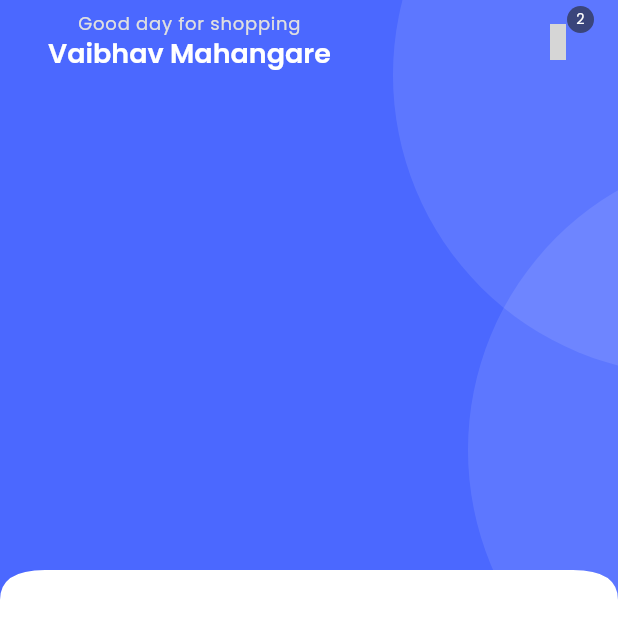
After one commit to vaibhavmahangare/shop_ease, a Flutter app: the HomeScreen screen opened directly, on a phone screen of 412 x 824 dp. The commit adds this screen. Shown: the top 638 px of the screen. Run offline on Flutter 3.47's test engine with Material 3 defaults, Android fonts, the phone set to English and light mode, and no system bars; our stand-ins replace connectivity_plus, get, get_storage, iconsax, logger, smooth_page_indicator; accounts and stored records are empty; project files that could hold a hidden picture were left out; grey boxes are pictures that could not be loaded.

Commit message:
homescreen and appbar

```diff
--- /dev/null
+++ b/lib/common/widgets/appbar/appbar.dart
@@ -0,0 +1,47 @@
+import 'package:flutter/material.dart';
+import 'package:get/get.dart';
+import 'package:get/get_core/src/get_main.dart';
+import 'package:iconsax/iconsax.dart';
+import 'package:shop_ease/utils/device/device_utility.dart';
+
+import '../../../utils/constants/sizes.dart';
+
+class TAppBar extends StatelessWidget implements PreferredSizeWidget {
+  const TAppBar({
+    super.key,
+    this.title,
+    this.actions,
+    this.leadingIcon,
+    this.leadingOnPressed,
+    this.showBackArrow=false,
+
+  });
+
+  final Widget? title;
+  final bool showBackArrow;
+  final IconData? leadingIcon;
+  final List<Widget>? actions;
+  final VoidCallback? leadingOnPressed;
+
+
+
+  @override
+  Widget build(BuildContext context) {
+    return  Padding(
+        padding: EdgeInsets.symmetric(horizontal: TSizes.md),
+        child: AppBar(
+          automaticallyImplyLeading: false,
+          leading: showBackArrow
+              ? IconButton(onPressed: ()=>Get.back(), icon: const Icon(Iconsax.arrow_left))
+              :leadingIcon != null? IconButton(onPressed: leadingOnPressed, icon: Icon(leadingIcon)):null,
+          title:title ,
+          actions:actions,
+        ),
+    );
+
+  }
+
+  @override
+  // TODO: implement preferredSize
+  Size get preferredSize => Size.fromHeight(TDeviceUtils.getAppBarHeight());
+}
--- /dev/null
+++ b/lib/common/widgets/custom_shapes/containers/circular_container.dart
@@ -0,0 +1,36 @@
+import 'package:flutter/cupertino.dart';
+
+import '../../../../utils/constants/colors.dart';
+
+class TCircularContainer extends StatelessWidget {
+  const TCircularContainer({
+    super.key,
+    this.child,
+    this.width=400,
+    this.height=400,
+    this.radius=400,
+    this.padding=0,
+    this.backgroundColor=TColors.white,
+  });
+
+  final double? width;
+  final double? height;
+  final double radius;
+  final double padding;
+  final Widget? child;
+  final Color backgroundColor;
+  @override
+  Widget build(BuildContext context) {
+    return Container(
+      width: width,
+      height: height,
+      padding: EdgeInsets.all(padding),
+      decoration: BoxDecoration(
+        borderRadius:BorderRadius.circular(radius) ,
+        color:backgroundColor,
+
+      ),
+      child: child,
+    );
+  }
+}
--- /dev/null
+++ b/lib/common/widgets/custom_shapes/containers/primary_header_container.dart
@@ -0,0 +1,34 @@
+
+import 'package:flutter/cupertino.dart';
+
+import '../../../../utils/constants/colors.dart';
+import '../curved_edges/curved_edges_widget.dart';
+import 'circular_container.dart';
+
+class TPrimaryHeaderContainer extends StatelessWidget {
+  const TPrimaryHeaderContainer({
+    super.key, required this.child,
+  });
+
+  final Widget child;
+
+  @override
+  Widget build(BuildContext context) {
+    return TCurvedEdgeWidget(
+      child: Container(
+        color: TColors.primary,
+        padding: const EdgeInsets.all(0),
+        child:  SizedBox(
+          height: 400,
+          child: Stack(
+            children: [
+              Positioned(top:-150,right: -250 ,child: TCircularContainer(backgroundColor: TColors.textWhite.withOpacity(0.1),)),
+              Positioned(top:100,right: -300 ,child: TCircularContainer(backgroundColor: TColors.textWhite.withOpacity(0.1),)),
+              child,
+            ],
+          ),
+        ),
+      ),
+    );
+  }
+}
--- /dev/null
+++ b/lib/common/widgets/custom_shapes/curved_edges/curved_edges.dart
@@ -0,0 +1,35 @@
+import 'package:flutter/material.dart';
+
+class TCustomCurvedEdges extends CustomClipper<Path>{
+  @override
+  Path getClip(Size size)
+  {
+    //TODO implement getClip
+    var path=Path();
+    path.lineTo(0, size.height);
+
+    final firstCurve =Offset(0,size.height-20);
+    final lastCurve =Offset(30,size.height-20);
+    path.quadraticBezierTo(firstCurve.dx, firstCurve.dy, lastCurve.dx, lastCurve.dy);
+
+    final secondFirstCurve =Offset(0,size.height-20);
+    final secondLastCurve =Offset(size.width-30,size.height-20);
+    path.quadraticBezierTo(secondFirstCurve.dx, secondFirstCurve.dy, secondLastCurve.dx, secondLastCurve.dy);
+
+    final thirdFirstCurve =Offset(size.width,size.height-20);
+    final thirdLastCurve =Offset(size.width,size.height);
+    path.quadraticBezierTo(thirdFirstCurve.dx, thirdFirstCurve.dy, thirdLastCurve.dx, thirdLastCurve.dy);
+
+
+    path.lineTo(size.width, 0);
+    path.close();
+    return path;
+  }
+
+
+  @override
+  bool shouldReclip(covariant CustomClipper<Path> oldClipper) {
+    return true;
+  }
+
+}
--- /dev/null
+++ b/lib/common/widgets/custom_shapes/curved_edges/curved_edges_widget.dart
@@ -0,0 +1,19 @@
+import 'package:flutter/cupertino.dart';
+
+import 'curved_edges.dart';
+
+class TCurvedEdgeWidget extends StatelessWidget {
+  const TCurvedEdgeWidget({
+    super.key,this.child,
+  });
+
+  final Widget? child;
+
+  @override
+  Widget build(BuildContext context) {
+    return ClipPath(
+      clipper: TCustomCurvedEdges(),
+      child:child,
+    );
+  }
+}
--- /dev/null
+++ b/lib/common/widgets/products/cart/cart_menu_icon.dart
@@ -0,0 +1,37 @@
+import 'package:flutter/cupertino.dart';
+import 'package:flutter/material.dart';
+import 'package:iconsax/iconsax.dart';
+
+import '../../../../utils/constants/colors.dart';
+
+class TCartCounterIcon extends StatelessWidget {
+  const TCartCounterIcon({
+    super.key, required this.onPressed, required this.iconColor,
+  });
+
+  final VoidCallback onPressed;
+  final Color iconColor;
+
+  @override
+  Widget build(BuildContext context) {
+    return Stack(
+      children: [
+        IconButton(onPressed: (){},icon:Icon(Iconsax.shopping_bag,color: iconColor,),),
+        Positioned(
+          right: 0,
+          child: Container(
+            width: 18,
+            height: 18,
+            decoration: BoxDecoration(
+              color: TColors.black.withOpacity(0.6),
+              borderRadius: BorderRadius.circular(100),
+            ),
+            child: Center(
+              child: Text('2',style: Theme.of(context).textTheme.labelLarge!.apply(color: TColors.white,fontSizeFactor: 0.8),),),
+
+          ),
+        ),
+      ],
+    );
+  }
+}
--- a/lib/features/authentication/screens/login/widgets/login_form.dart
+++ b/lib/features/authentication/screens/login/widgets/login_form.dart
@@ -6,6 +6,7 @@
 import 'package:shop_ease/features/authentication/screens/password_configuration/forgot_password.dart';
 import 'package:shop_ease/features/authentication/screens/signup/signup.dart';
 
+import '../../../../../navigation_menu.dart';
 import '../../../../../utils/constants/sizes.dart';
 import '../../../../../utils/constants/text_strings.dart';
 
@@ -57,7 +58,7 @@
               const SizedBox(height: TSizes.spaceBtwSections,),
 
               ///Signin button
-              SizedBox(width:double.infinity,child: ElevatedButton(onPressed: (){}, child: Text(TTexts.signIn))),
+              SizedBox(width:double.infinity,child: ElevatedButton(onPressed: ()=>Get.to(()=>const NavigationMenu()), child: Text(TTexts.signIn))),
               const SizedBox(height: TSizes.spaceBtwItems,),
               ///create account button
               SizedBox(width:double.infinity,child: OutlinedButton(onPressed: ()=> Get.to(()=>const SignupScreen()), child: Text(TTexts.createAccount))),
--- /dev/null
+++ b/lib/features/shop/screens/home/home.dart
@@ -0,0 +1,39 @@
+import 'package:flutter/cupertino.dart';
+import 'package:flutter/material.dart';
+import 'package:flutter/widgets.dart';
+import 'package:iconsax/iconsax.dart';
+import 'package:shop_ease/common/widgets/custom_shapes/curved_edges/curved_edges.dart';
+import 'package:shop_ease/features/shop/screens/home/widgets/home_appbar.dart';
+
+import '../../../../common/widgets/appbar/appbar.dart';
+import '../../../../common/widgets/custom_shapes/containers/circular_container.dart';
+import '../../../../common/widgets/custom_shapes/containers/primary_header_container.dart';
+import '../../../../common/widgets/custom_shapes/curved_edges/curved_edges_widget.dart';
+import '../../../../common/widgets/products/cart/cart_menu_icon.dart';
+import '../../../../utils/constants/colors.dart';
+import '../../../../utils/constants/text_strings.dart';
+
+class HomeScreen extends StatelessWidget {
+  const HomeScreen({super.key});
+
+  @override
+  Widget build(BuildContext context) {
+    return   const Scaffold(
+      body:SingleChildScrollView(
+
+        child: Column(
+          children: [
+            TPrimaryHeaderContainer(
+            child:Column(
+              children:[
+                THomeAppBar()
+            ],
+            ),
+
+            ),
+          ],
+        ),
+      ),
+    );
+  }
+}
--- /dev/null
+++ b/lib/features/shop/screens/home/widgets/home_appbar.dart
@@ -0,0 +1,28 @@
+import 'package:flutter/cupertino.dart';
+import 'package:flutter/material.dart';
+
+import '../../../../../common/widgets/appbar/appbar.dart';
+import '../../../../../common/widgets/products/cart/cart_menu_icon.dart';
+import '../../../../../utils/constants/colors.dart';
+import '../../../../../utils/constants/text_strings.dart';
+
+class THomeAppBar extends StatelessWidget {
+  const THomeAppBar({
+    super.key,
+  });
+
+  @override
+  Widget build(BuildContext context) {
+    return TAppBar(
+      title: Column(
+        children: [
+          Text(TTexts.homeAppbarTitle,style: Theme.of(context).textTheme.labelMedium!.apply(color: TColors.grey),),
+          Text(TTexts.homeAppbarSubTitle,style: Theme.of(context).textTheme.headlineSmall!.apply(color: TColors.white),),
+        ],
+      ),
+      actions: [
+        TCartCounterIcon(onPressed: (){},iconColor: TColors.white,),
+      ],
+    );
+  }
+}
--- /dev/null
+++ b/lib/navigation_menu.dart
@@ -0,0 +1,44 @@
+import 'package:flutter/cupertino.dart';
+import 'package:flutter/material.dart';
+import 'package:get/get.dart';
+import 'package:iconsax/iconsax.dart';
+import 'package:shop_ease/features/shop/screens/home/home.dart';
+import 'package:shop_ease/utils/constants/colors.dart';
+import 'package:shop_ease/utils/helpers/helper_functions.dart';
+
+class NavigationMenu extends StatelessWidget {
+  const NavigationMenu({super.key});
+
+  @override
+  Widget build(BuildContext context) {
+
+    final controller =Get.put(NavigationController());
+    final dark = THelperFunctions.isDarkMode(context);
+    return  Scaffold(
+      bottomNavigationBar:Obx(
+        ()=> NavigationBar(
+          height: 70,
+          elevation: 0,
+          selectedIndex: controller.selectedIndex.value,
+          onDestinationSelected:(index)=> controller.selectedIndex.value=index,
+          backgroundColor: dark?TColors.black:TColors.white,
+          destinations: const [
+
+            NavigationDestination(icon:Icon( Iconsax.home), label: 'Home'),
+            NavigationDestination(icon:Icon( Iconsax.shop), label: 'Store'),
+            NavigationDestination(icon:Icon( Iconsax.heart), label: 'Wishlist'),
+            NavigationDestination(icon:Icon( Iconsax.user), label: 'Profile'),
+
+          ],
+        ),
+      ) ,
+      body: Obx(()=> controller.screens[controller.selectedIndex.value]),
+    );
+  }
+}
+
+class NavigationController extends GetxController{
+  final Rx<int> selectedIndex=0.obs;
+
+  final screens =[const HomeScreen(),Container(color: Colors.purple,),Container(color: Colors.orange,),Container(color: Colors.black,),];
+}
--- a/lib/utils/constants/text_strings.dart
+++ b/lib/utils/constants/text_strings.dart
@@ -63,7 +63,7 @@
 
   // -- Home
   static const String homeAppbarTitle = "Good day for shopping";
-  static const String homeAppbarSubTitle = "Taimoor Sikander";
+  static const String homeAppbarSubTitle = "Vaibhav Mahangare";
 
 
 }
```
